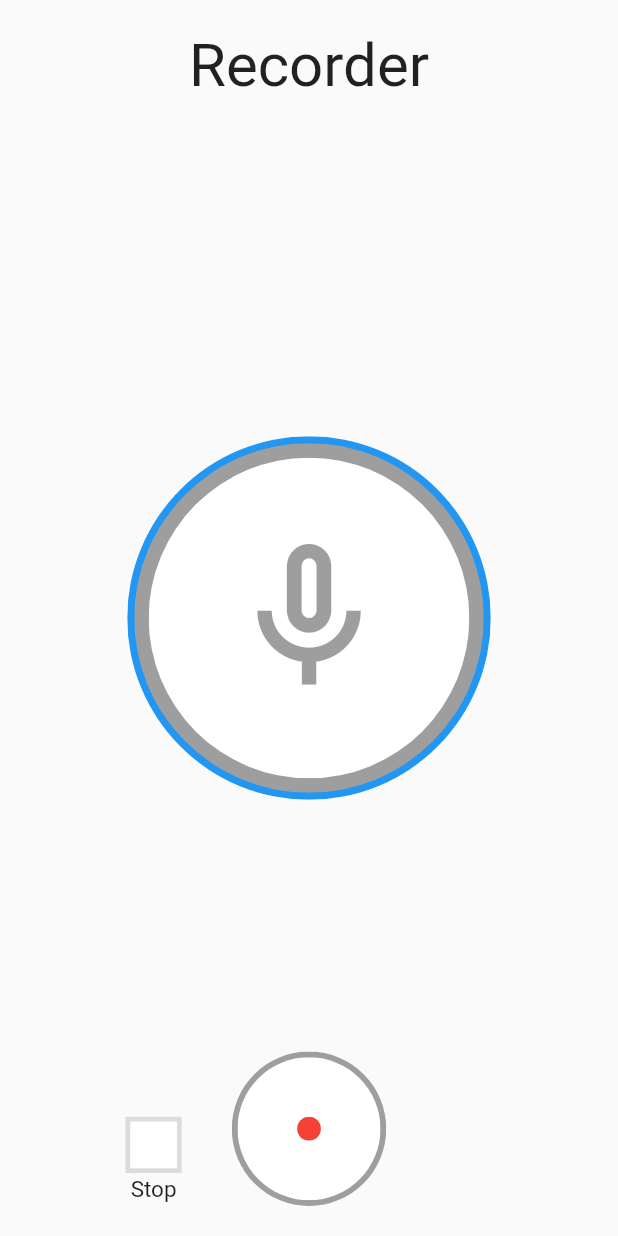
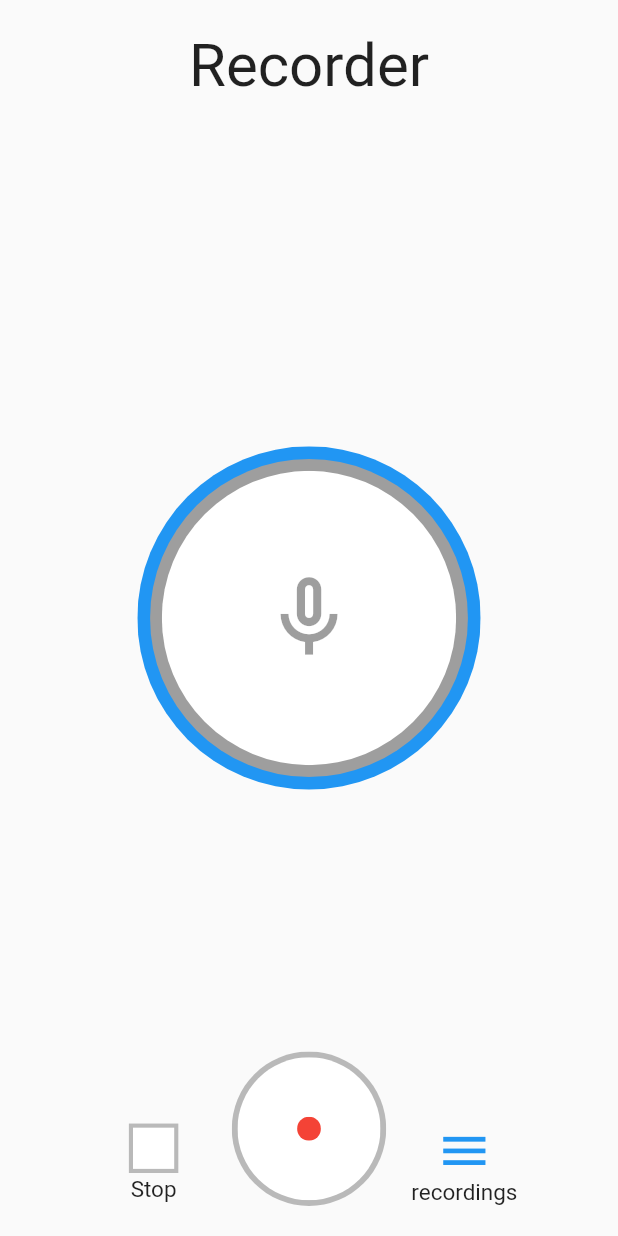
Before and after one commit to Haidar0096/Voice-Changer, a Flutter app: the screen it shows after launch, on a phone screen of 412 x 824 dp. Run offline on Flutter 3.47's test engine with Material 2 defaults, Android fonts, the phone set to English and light mode, and no system bars; our stand-ins replace bloc, dartz, flutter_bloc, freezed_annotation, get_it, injectable and 3 more; missing offline and left inert: flutter_sound_lite.

Commit message:
more enahncement to the UI of the recorder screen

```diff
--- a/lib/demo.dart
+++ /dev/null
@@ -1 +0,0 @@
-main() async {}
--- a/lib/domain/recorder/recorder_service.dart
+++ b/lib/domain/recorder/recorder_service.dart
@@ -8,8 +8,7 @@ part 'recorder_service.freezed.dart';
 ///To use the service without errors, you must first call [initRecorder] and when done call [disposeRecorder]. After calling dispose,
 /// the service instance must not be used again or otherwise unknown states might be reached.
 abstract class RecorderService {
-  static const RecorderState initialRecorderState =
-      RecorderState.uninitialized();
+  static const String defaultCodec = 'aac';
 
   ///The latest recorder state emitted
   RecorderState get recorderState;
@@ -44,6 +43,10 @@ abstract class RecorderService {
   ///* the recorder was uninitialized
   ///* the recorder was recording
   ///* the recorder was  paused
+  /// <br></br>
+  /// <br></br>
+  /// By default the codec will be inferred from the file name extension from the path
+  /// provided to this method, but it should be a known codec (aac for example)
   /// <br></br>
   /// <br></br>
   /// Returns an [Either] wrapping:
--- a/lib/domain/recorder/recording_service_impl.dart
+++ b/lib/domain/recorder/recording_service_impl.dart
@@ -21,7 +21,7 @@ class RecorderServiceImpl implements RecorderService {
   final Logger _logger = serviceLocator.get<Logger>(param1: Level.debug);
 
   final BehaviorSubject<RecorderState> _recorderStateSubject =
-      BehaviorSubject.seeded(RecorderService.initialRecorderState);
+      BehaviorSubject.seeded(const RecorderState.uninitialized());
 
   final StreamController<Duration> _recordingDurationController =
       StreamController<Duration>.broadcast();
--- a/lib/main.dart
+++ b/lib/main.dart
@@ -18,11 +18,8 @@ class AppWidget extends StatelessWidget {
     SystemChrome.setPreferredOrientations([
       DeviceOrientation.portraitUp,
     ]); //set mode to portrait only
-    return MaterialApp(
-      home: const SafeArea(child: RecorderScreenWidget()),
-      theme: ThemeData(
-        primaryColor: Colors.deepPurpleAccent,
-      ),
+    return const MaterialApp(
+      home: SafeArea(child: RecorderScreen()),
     );
   }
 }
--- a/lib/presentation/recorder_screen/bloc/permission_bloc/permission_bloc.dart
+++ b/lib/presentation/recorder_screen/bloc/permission_bloc/permission_bloc.dart
@@ -26,7 +26,7 @@ class PermissionBloc extends Bloc<PermissionBlocEvent, PermissionBlocState> {
         requestMicrophonePermission: _handleRequestMicrophonePermission,
         openSettingsApp: _handleOpenSettingsApp,
       ));
-      _logger.i('Yielding a new state : $state');
+      _logger.i('Yielding a new state in response to event $event : $state');
     });
   }
 
--- a/lib/presentation/recorder_screen/bloc/recorder/recorder_bloc_state.dart
+++ b/lib/presentation/recorder_screen/bloc/recorder/recorder_bloc_state.dart
@@ -7,11 +7,11 @@ class RecorderBlocState with _$RecorderBlocState {
   ///[recordingFile] : the file that the current recording is recording into, if there is one
   ///[recordingDurationStream] : the stream of durations of the current recording, if there is one
   const factory RecorderBlocState({
-    @Default(Stream.empty()) Stream<RecorderState> recorderStateStream,
-    @Default(Stream.empty()) Stream<Duration> recordingDurationStream,
-    @Default(None()) Option<File> recordingFileOption,
+    Stream<RecorderState>? recorderStateStream,
+    Stream<Duration>? recordingDurationStream,
+    File? recordingFile,
     @Default(false) bool isError,
-    @Default(None()) Option<String> errorMessageOption,
+    String? errorMessage,
   }) = _RecorderBlocState;
 
   @override
@@ -19,9 +19,9 @@ class RecorderBlocState with _$RecorderBlocState {
     return '\nRecorderBlocState{\n'
         'recorderState: $recorderStateStream,\n'
         'recordingDetailsStream: $recordingDurationStream,\n'
-        'recordingFileName: $recordingFileOption,\n'
+        'recordingFile: $recordingFile,\n'
         'isError: $isError,\n'
-        'errorMessage: $errorMessageOption,\n'
+        'errorMessage: $errorMessage,\n'
         '}\n';
   }
 }
--- a/lib/presentation/recorder_screen/widget/record_button.dart
+++ b/lib/presentation/recorder_screen/widget/record_button.dart
@@ -34,9 +34,9 @@ class _RecordButtonState extends State<_RecordButton> {
               onPanDown: (_) => setState(() {
                 _opacity = 1.0;
               }),
-              onPanEnd: (_) => setState(() {
-                if (snapshot.hasData) {
-                  if (!(snapshot.data!.isRecording)) {
+              onPanEnd: (_) => setState(
+                () {
+                  if (snapshot.hasData && !(snapshot.data!.isRecording)) {
                     if (isMicrophonePermissionGranted) {
                       recorderBloc
                           .add(const RecorderBlocEvent.startRecording());
@@ -52,14 +52,16 @@ class _RecordButtonState extends State<_RecordButton> {
                       );
                     }
                   }
-                }
-                _opacity = 0.0;
-              }),
+                  _opacity = 0.0;
+                },
+              ),
               child: Stack(
                 alignment: Alignment.center,
                 children: [
                   FilledCircle(
-                    color: Colors.grey,
+                    color: snapshot.hasData && snapshot.data!.isRecording
+                        ? buttonEnabledColor
+                        : buttonDisabledColor,
                     radius: r1,
                   ),
                   FilledCircle(
@@ -94,7 +96,7 @@ class _RecordButtonState extends State<_RecordButton> {
           children: [
             Text(
               'Permission Required',
-              style: largeText,
+              style: mediumText,
               textAlign: TextAlign.center,
             ),
             const Divider(thickness: 3),
@@ -103,7 +105,7 @@ class _RecordButtonState extends State<_RecordButton> {
         actionsAlignment: MainAxisAlignment.center,
         content: Text(
           'Please grant the microphone permission to use the recorder.',
-          style: mediumText,
+          style: smallText,
           textAlign: TextAlign.center,
         ),
         actions: [
@@ -119,7 +121,7 @@ class _RecordButtonState extends State<_RecordButton> {
           ),
         ],
         shape: const RoundedRectangleBorder(
-          borderRadius: BorderRadius.all(Radius.circular(20)),
+          borderRadius: BorderRadius.all(Radius.circular(18)),
         ),
       ),
     );
--- a/lib/presentation/recorder_screen/widget/recorder_icon_widget.dart
+++ b/lib/presentation/recorder_screen/widget/recorder_icon_widget.dart
@@ -5,10 +5,10 @@ class _RecorderIconWidget extends StatelessWidget {
   Widget build(BuildContext context) {
     final mq = MediaQuery.of(context);
     final width = mq.size.width;
-    final r1 = width / 1.7; //radius 1
-    final r2 = r1 / 1.04;
-    final r3 = r2 / 1.09;
-    final r4 = r3 / 1.8;
+    final r1 = width / 1.8; //radius 1
+    final r2 = r1 / 1.08;
+    final r3 = r2 / 1.08;
+    final r4 = r3 / 3;
 
     final recorderBloc = BlocProvider.of<RecorderBloc>(context);
 
@@ -19,7 +19,7 @@ class _RecorderIconWidget extends StatelessWidget {
         alignment: Alignment.center,
         children: [
           FilledCircle(
-            color: Colors.blue,
+            color: primaryColor,
             radius: r1,
           ),
           FilledCircle(
@@ -33,15 +33,13 @@ class _RecorderIconWidget extends StatelessWidget {
           StreamBuilder<RecorderState>(
             stream: recorderBloc.state.recorderStateStream,
             builder: (context, recorderStateSnapshot) {
-              Widget micIcon = Icon(
+              final micIcon = Icon(
                 Icons.mic_none_sharp,
                 color: Colors.black38,
                 size: r4,
               );
-              if (!recorderStateSnapshot.hasData) {
-                return micIcon;
-              }
-              if (!recorderStateSnapshot.data!.isRecording) {
+              if (!recorderStateSnapshot.hasData ||
+                  !recorderStateSnapshot.data!.isRecording) {
                 return micIcon;
               }
               return StreamBuilder<Duration>(
--- a/lib/presentation/recorder_screen/widget/recorder_screen.dart
+++ b/lib/presentation/recorder_screen/widget/recorder_screen.dart
@@ -16,24 +16,31 @@ import 'package:voice_changer/presentation/common/filled_circle.dart';
 import 'package:voice_changer/presentation/common/filled_rectangle.dart';
 import 'package:voice_changer/presentation/recorder_screen/bloc/permission_bloc/permission_bloc.dart';
 import 'package:voice_changer/presentation/recorder_screen/bloc/recorder/recorder_bloc.dart';
+import 'package:voice_changer/presentation/recordings_screen/widget/recordings_screen.dart';
 import 'package:voice_changer/presentation/styles/styles.dart';
 
 part 'error_widget.dart';
+
 part 'loading_widget.dart';
+
 part 'record_button.dart';
+
 part 'recorder_icon_widget.dart';
-part 'recorder_widget.dart';
+
+part 'recorder_screen_components.dart';
+
 part 'recordings_button.dart';
+
 part 'stop_button.dart';
 
-class RecorderScreenWidget extends StatefulWidget {
-  const RecorderScreenWidget({Key? key}) : super(key: key);
+class RecorderScreen extends StatefulWidget {
+  const RecorderScreen({Key? key}) : super(key: key);
 
   @override
-  _RecorderScreenWidgetState createState() => _RecorderScreenWidgetState();
+  _RecorderScreenState createState() => _RecorderScreenState();
 }
 
-class _RecorderScreenWidgetState extends State<RecorderScreenWidget>
+class _RecorderScreenState extends State<RecorderScreen>
     with WidgetsBindingObserver {
   final Logger _logger = serviceLocator.get<Logger>(param1: Level.nothing);
 
@@ -83,10 +90,7 @@ class _RecorderScreenWidgetState extends State<RecorderScreenWidget>
         ],
         child: Builder(
           //The builder is to ensure that the blocs are available in the nested widget's context
-          builder: (context) =>
-              BlocBuilder<PermissionBloc, PermissionBlocState>(
-            builder: (context, permissionBlocState) =>
-                BlocBuilder<RecorderBloc, RecorderBlocState>(
+          builder: (context) => BlocBuilder<RecorderBloc, RecorderBlocState>(
             builder: (context, recorderBlocState) {
               if (recorderBlocState.isError) {
                 return _ErrorWidget();
@@ -94,17 +98,15 @@ class _RecorderScreenWidgetState extends State<RecorderScreenWidget>
                 return StreamBuilder<RecorderState>(
                   stream: recorderBlocState.recorderStateStream,
                   builder: (context, snapshot) {
-                        if (!snapshot.hasData ||
-                            (snapshot.hasData &&
-                                !snapshot.data!.isInitialized)) {
+                    if (!snapshot.hasData || !snapshot.data!.isInitialized) {
                       return const _LoadingWidget();
                     }
-                        return _RecorderWidget();
-                      });
+                    return _RecorderScreenComponents();
+                  },
+                );
               }
             },
           ),
         ),
-        ),
       );
 }
--- a/lib/presentation/recorder_screen/widget/recorder_widget.dart
+++ b/lib/presentation/recorder_screen/widget/recorder_screen_components.dart
@@ -3,7 +3,7 @@ part of 'recorder_screen.dart';
 ///The widget of the recorder screen to show  if there is no error
 ///Above it in the tree there are bloc builders for recorder and permission blocs
 /// so these two blocs can be queried inside it and it will rebuild when they change.
-class _RecorderWidget extends StatelessWidget {
+class _RecorderScreenComponents extends StatelessWidget {
   @override
   Widget build(BuildContext context) {
     final mq = MediaQuery.of(context);
@@ -33,6 +33,11 @@ class _RecorderWidget extends StatelessWidget {
               right: width / 4,
               child: _RecordButton(),
             ),
+            Positioned(
+              bottom: 0,
+              right: width / 10,
+              child: _RecordingsButton(),
+            ),
           ],
         ),
       ),
--- a/lib/presentation/recorder_screen/widget/recordings_button.dart
+++ b/lib/presentation/recorder_screen/widget/recordings_button.dart
@@ -3,6 +3,41 @@ part of 'recorder_screen.dart';
 class _RecordingsButton extends StatelessWidget {
   @override
   Widget build(BuildContext context) {
-    return Container();
+    final mq = MediaQuery.of(context);
+    final width = mq.size.width;
+    final containerSide = width / 5;
+
+    final recorderBloc = BlocProvider.of<RecorderBloc>(context);
+    return SizedBox(
+      width: containerSide,
+      height: containerSide,
+      child: StreamBuilder<RecorderState>(
+        stream: recorderBloc.state.recorderStateStream,
+        builder: (context, snapshot) {
+          return InkWell(
+            onTap: snapshot.hasData && !snapshot.data!.isRecording
+                ? () => Navigator.of(context).push(
+                      MaterialPageRoute(
+                        builder: (context) => const RecordingsScreen(),
+                      ),
+                    )
+                : null,
+            child: Column(
+              mainAxisAlignment: MainAxisAlignment.end,
+              children: [
+                Icon(
+                  Icons.menu,
+                  size: containerSide / 2.2,
+                  color: snapshot.hasData && snapshot.data!.isRecording
+                      ? buttonDisabledColor
+                      : buttonEnabledColor,
+                ),
+                Text('recordings', style: smallText),
+              ],
+            ),
+          );
+        },
+      ),
+    );
   }
 }
--- a/lib/presentation/styles/styles.dart
+++ b/lib/presentation/styles/styles.dart
@@ -1,5 +1,6 @@
 import 'package:flutter/material.dart';
 
+//Text styles
 TextStyle get verySmallText => const TextStyle(fontSize: 10);
 
 TextStyle get smallText => const TextStyle(fontSize: 15);
@@ -9,3 +10,10 @@ TextStyle get mediumText => const TextStyle(fontSize: 20);
 TextStyle get largeText => const TextStyle(fontSize: 30);
 
 TextStyle get veryLargeText => const TextStyle(fontSize: 40);
+
+//App colors
+Color get primaryColor => Colors.blue;
+
+Color get buttonDisabledColor => Colors.black26;
+
+Color get buttonEnabledColor => Colors.blue;
```
Also changed, not shown: lib/domain/common/service/filesystem_service.dart (+6 -5 lines), lib/presentation/recorder_screen/bloc/recorder/recorder_bloc.dart (+13 -16 lines), lib/presentation/recorder_screen/widget/error_widget.dart (+2 -8 lines), lib/presentation/recorder_screen/widget/stop_button.dart (+69 -54 lines), lib/presentation/recordings_screen/widget/recordings_screen.dart (added, +10 -0 lines), lib/presentation/recorder_screen/bloc/recorder/recorder_bloc.freezed.dart. Lines whose indentation alone changed are shown as unchanged.
